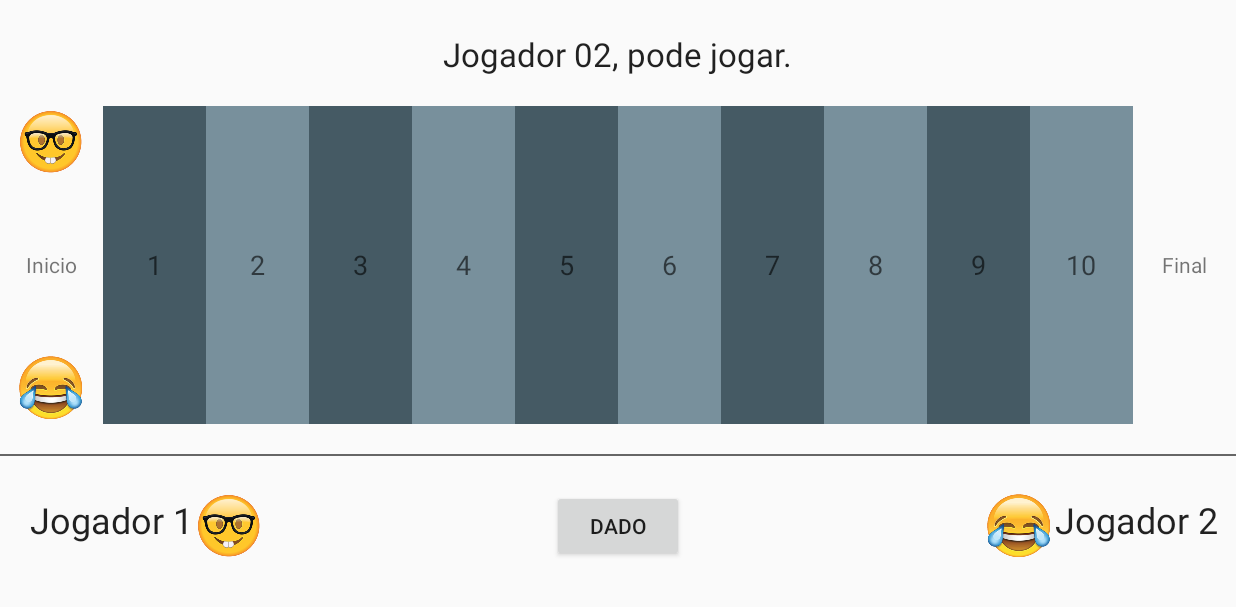
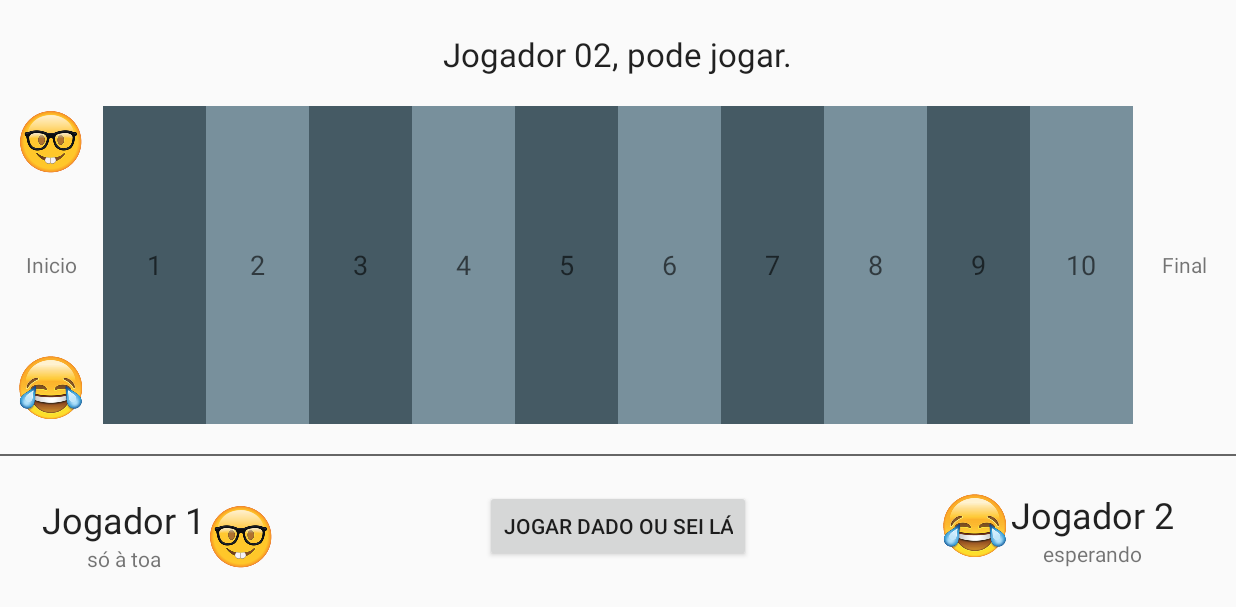
Before and after one commit to jdamacena/jogo-maquina-turing, an Android app: the TelaJogo screen opened directly, with no data from a screen before it, on a phone screen of 824 x 412 dp (held sideways). Shown: the top 607 px of the screen. Run offline under Robolectric (Android 15) with nearby library versions, the phone set to English and light mode, and no system bars.

Commit message:
initial commit

```diff
--- a/app/src/main/res/layout/activity_tela_jogo.xml
+++ b/app/src/main/res/layout/activity_tela_jogo.xml
@@ -53,30 +53,30 @@
             android:id="@+id/textView2"
             android:layout_width="wrap_content"
             android:layout_height="wrap_content"
+            android:layout_marginStart="28dp"
+            android:text="Jogador 1"
+            android:textAppearance="@style/TextAppearance.AppCompat.Headline"
             android:layout_alignBaseline="@+id/btnDado"
             android:layout_alignBottom="@+id/btnDado"
-            android:layout_alignParentStart="true"
-            android:layout_marginStart="20dp"
-            android:text="Jogador 1"
-            android:textAppearance="@style/TextAppearance.AppCompat.Headline" />
+            android:layout_alignParentStart="true" />
 
         <TextView
-            android:id="@+id/textView"
+            android:id="@+id/txtStatusJog2"
             android:layout_width="wrap_content"
             android:layout_height="wrap_content"
-            android:layout_alignParentStart="true"
-            android:layout_below="@+id/textView2"
-            android:layout_marginStart="46dp"
-            android:visibility="gone"
-            android:text="pontuação" />
+            android:layout_alignEnd="@+id/textView3"
+            android:layout_alignStart="@+id/textView3"
+            android:layout_below="@+id/textView3"
+            android:text="esperando"
+            android:textAlignment="center" />
 
         <ImageView
             android:id="@+id/imageView2"
             android:layout_width="wrap_content"
             android:layout_height="wrap_content"
-            android:layout_alignTop="@+id/btnDado"
-            android:layout_toEndOf="@+id/textView2"
-            app:srcCompat="@mipmap/ic_jogador_01" />
+            app:srcCompat="@mipmap/ic_jogador_01"
+            android:layout_alignBottom="@+id/txtStatusJog1"
+            android:layout_toEndOf="@+id/textView2" />
 
         <Button
             android:id="@+id/btnDado"
@@ -84,19 +84,28 @@
             android:layout_height="wrap_content"
             android:layout_centerHorizontal="true"
             android:layout_marginTop="24dp"
-            android:text="Dado" />
+            android:text="Jogar dado ou sei lá" />
 
 
         <TextView
             android:id="@+id/textView3"
             android:layout_width="wrap_content"
             android:layout_height="wrap_content"
-            android:layout_alignBaseline="@+id/btnDado"
-            android:layout_alignBottom="@+id/btnDado"
-            android:layout_alignParentEnd="true"
-            android:layout_marginEnd="12dp"
+            android:layout_marginEnd="41dp"
             android:text="Jogador 2"
-            android:textAppearance="@style/TextAppearance.AppCompat.Headline" />
+            android:textAppearance="@style/TextAppearance.AppCompat.Headline"
+            android:layout_alignTop="@+id/imageView"
+            android:layout_alignParentEnd="true" />
+
+        <TextView
+            android:id="@+id/txtStatusJog1"
+            android:layout_width="wrap_content"
+            android:layout_height="wrap_content"
+            android:layout_alignStart="@+id/textView2"
+            android:layout_below="@+id/textView2"
+            android:layout_toStartOf="@+id/imageView2"
+            android:text="só à toa"
+            android:textAlignment="center" />
 
         <ImageView
             android:id="@+id/imageView"
--- a/app/src/main/res/values/strings.xml
+++ b/app/src/main/res/values/strings.xml
@@ -13,6 +13,13 @@
     <string name="menuPricipalBtnSom">Som</string>
     <string name="menuPricipalBtnSemSom">Sem som</string>
     <string name="menuPricipalBtnComSom">Com som</string>
+    <string name="statusVoltou1Casa">Voltou uma casa.</string>
+    <string name="statusAndou1Casa">Andou 1 casa.</string>
+    <string name="statusAndou2Casas">Andou 2 casas!</string>
+    <string name="dialogoGameOverTitulo">O jogo acabou</string>
+    <string name="dialogoGameOverMensagem">O vencedor é %s!</string>
+    <string name="dialogoGameOverLabelBtnFechar">Fechar</string>
+    <string name="dialogoGameOverLabelBtnReiniciar">Reiniciar</string>
 
     <array name="indicacaoDoJogadorDaVez">
         <item>%s, role o dado!</item>
```
Also changed, not shown: app/src/main/java/com/juniordamacena/jogo/TelaJogo.java (+54 -5 lines).
